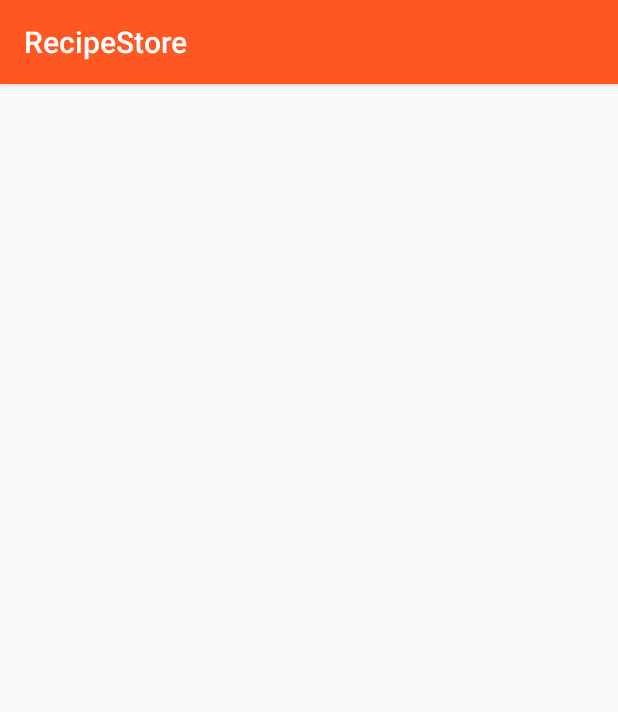
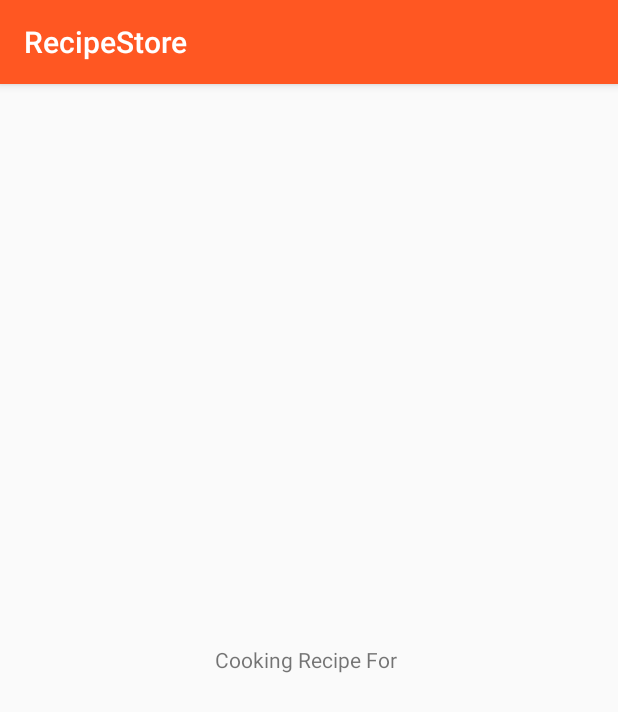
Before and after one commit to muyenzi/RecipeStore, an Android app: the RecipesActivity screen opened directly, with no data from a screen before it, after a tap on "SEARCH", on a phone screen of 412 x 824 dp. Shown: the top 712 px of the screen. Run offline under Robolectric (Android 15) with nearby library versions, the phone set to English and light mode, and no system bars.

```diff
--- a/app/src/main/java/com/moringaschool/recipestore/FoodActivity.java
+++ b/app/src/main/java/com/moringaschool/recipestore/FoodActivity.java
@@ -2,15 +2,22 @@ package com.moringaschool.recipestore;
 
 import androidx.appcompat.app.AppCompatActivity;
 
+import android.content.Intent;
 import android.os.Bundle;
+import android.widget.TextView;
 
 public class FoodActivity extends AppCompatActivity {
+    private TextView mSearchTextView;
 
     @Override
     protected void onCreate(Bundle savedInstanceState) {
         super.onCreate(savedInstanceState);
         setContentView(R.layout.activity_food);
 
+        mSearchTextView = (TextView) findViewById(R.id.searchTextView);
+        Intent intent=getIntent();
+        String food=intent.getStringExtra("food");
+        mSearchTextView.setText("Cooking Recipe For " + food);
 
     }
 }
--- a/app/src/main/java/com/moringaschool/recipestore/RecipesActivity.java
+++ b/app/src/main/java/com/moringaschool/recipestore/RecipesActivity.java
@@ -30,6 +30,7 @@ public class RecipesActivity extends AppCompatActivity {
                 String food= mSearchEditText.getText().toString();
                 Log.d(TAG ,food);
                 Intent intent =new Intent(RecipesActivity.this , FoodActivity.class);
+                intent.putExtra("food",food);
                 startActivity(intent);
 
             }
--- a/app/src/main/res/layout/activity_food.xml
+++ b/app/src/main/res/layout/activity_food.xml
@@ -1,9 +1,16 @@
 <?xml version="1.0" encoding="utf-8"?>
-<androidx.constraintlayout.widget.ConstraintLayout xmlns:android="http://schemas.android.com/apk/res/android"
-    xmlns:app="http://schemas.android.com/apk/res-auto"
+<RelativeLayout xmlns:android="http://schemas.android.com/apk/res/android"
     xmlns:tools="http://schemas.android.com/tools"
     android:layout_width="match_parent"
     android:layout_height="match_parent"
-    tools:context=".FoodActivity">
+    tools:context="com.moringaschool.recipestore.FoodActivity">
 
-</androidx.constraintlayout.widget.ConstraintLayout>
+    <TextView
+        android:layout_width="wrap_content"
+        android:layout_height="wrap_content"
+        android:text="Recipe for "
+        android:id="@+id/searchTextView"
+        android:layout_centerVertical="true"
+        android:layout_centerHorizontal="true" />
+
+</RelativeLayout>
--- a/app/src/main/res/layout/activity_main.xml
+++ b/app/src/main/res/layout/activity_main.xml
@@ -20,6 +20,7 @@
         android:layout_alignParentTop="true"
         android:layout_centerHorizontal="true"
         android:layout_marginTop="35dp"
+        android:fontFamily="none"
         android:text="Recipe Store"
         android:textSize="50sp"
         android:textStyle="bold"
```
Also changed, not shown: app/src/main/assets/font/delighter.otf (added).
